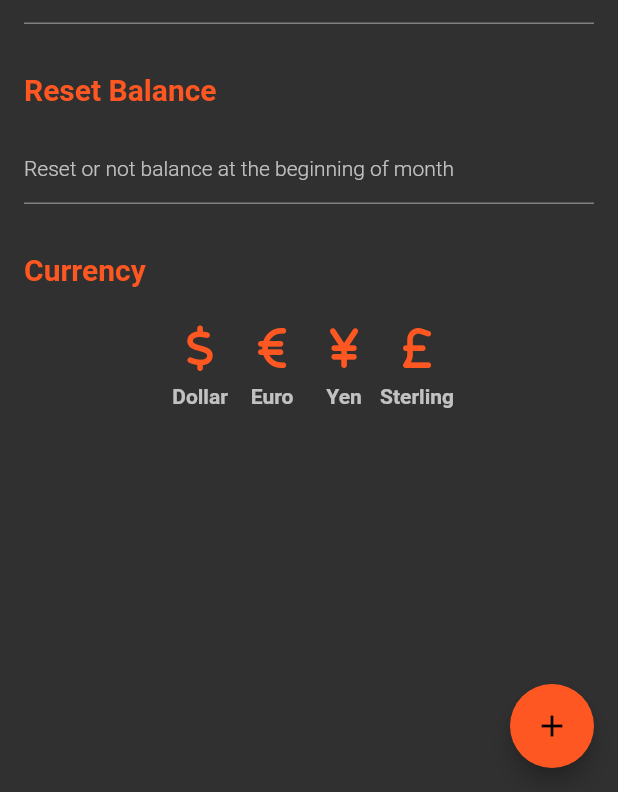
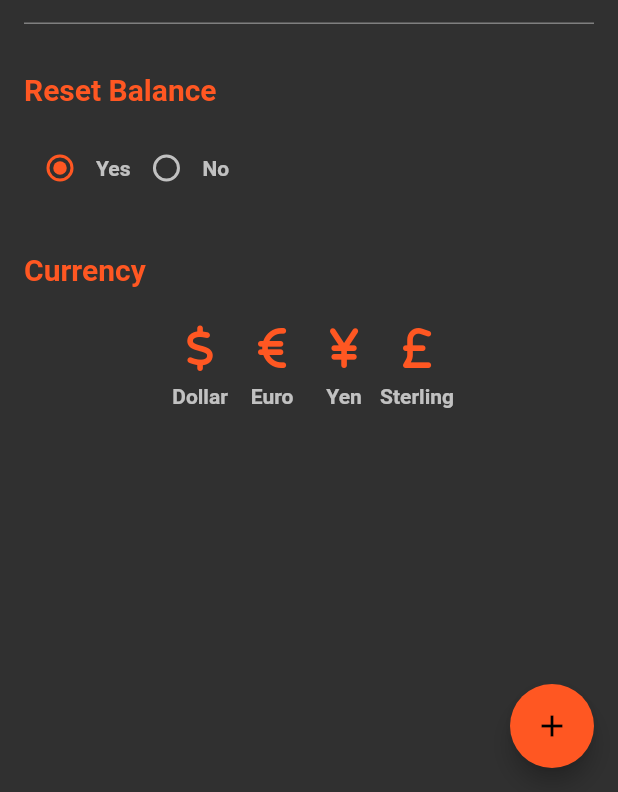
Before and after one commit to kolbe-ryo/budget_scouter, a Flutter app: the MoneyMeterInitialSettingModal screen opened directly, on a phone screen of 412 x 824 dp, the part 444-1236 px from its top. Run offline on Flutter 3.47's test engine with Material 2 defaults, Android fonts, the phone set to English and light mode, and no system bars; our stand-ins replace flutter_riverpod, font_awesome_flutter, freezed_annotation, pie_chart, shared_preferences; accounts and stored records are empty; generated files the repository leaves out were written again.

Commit message:
implement radio button layout

```diff
--- /dev/null
+++ b/lib/enum/radio_button_enum.dart
@@ -0,0 +1,15 @@
+enum RadioButtonEnum {
+  yes,
+  no,
+}
+
+extension RadioButtonEnumExt on RadioButtonEnum {
+  String get name {
+    switch (this) {
+      case RadioButtonEnum.yes:
+        return 'Yes';
+      case RadioButtonEnum.no:
+        return 'No';
+    }
+  }
+}
--- a/lib/l10n/app_en.arb
+++ b/lib/l10n/app_en.arb
@@ -4,5 +4,5 @@
   "meter": "Meter",
   "analysis": "Analysis",
   "setting": "Setting",
-  "additionalMeter": "Add Your Money Meter"
+  "additionalMeter": "Add Money Meter"
 }
--- /dev/null
+++ b/lib/view/common/radio_button_tiles.dart
@@ -0,0 +1,46 @@
+import 'package:budget_scouter/constant/style.dart';
+import 'package:budget_scouter/enum/radio_button_enum.dart';
+import 'package:flutter/material.dart';
+
+class RadioButtonTiles extends StatelessWidget {
+  const RadioButtonTiles({Key? key, required this.title, required this.description}) : super(key: key);
+
+  final String title;
+  final String description;
+
+  @override
+  Widget build(BuildContext context) {
+    return Column(
+      crossAxisAlignment: CrossAxisAlignment.start,
+      children: [
+        ListTile(
+          contentPadding: const EdgeInsets.only(top: kSpacing),
+          title: Text(
+            title,
+            style: kTextStylePrimary,
+          ),
+        ),
+        Row(
+          mainAxisAlignment: MainAxisAlignment.start,
+          mainAxisSize: MainAxisSize.min,
+          children: [
+            Radio(
+              activeColor: kThemeColor,
+              value: RadioButtonEnum.yes,
+              groupValue: RadioButtonEnum.yes,
+              onChanged: (_) => print('yes'),
+            ),
+            Text(RadioButtonEnum.yes.name, style: kTextStyleSecondary),
+            Radio(
+              activeColor: kThemeColor,
+              value: RadioButtonEnum.no,
+              groupValue: RadioButtonEnum.yes,
+              onChanged: (_) => print('no'),
+            ),
+            Text(RadioButtonEnum.no.name, style: kTextStyleSecondary),
+          ],
+        ),
+      ],
+    );
+  }
+}
--- a/lib/view/modal/money_meter_initital_setting_modal.dart
+++ b/lib/view/modal/money_meter_initital_setting_modal.dart
@@ -1,4 +1,5 @@
 // Flutter imports:
+import 'package:budget_scouter/view/common/radio_button_tiles.dart';
 import 'package:flutter/material.dart';
 
 // Project imports:
@@ -31,10 +32,9 @@ class MoneyMeterInitialSettingModal extends StatelessWidget {
                   hintText: 'Setting your budget for money meter',
                   numOnly: true,
                 ),
-                InputTile(
+                RadioButtonTiles(
                   title: 'Reset Balance',
-                  hintText: 'Reset or not balance at the beginning of month',
-                  numOnly: true,
+                  description: 'Reset or not balance at the beginning of month',
                 ),
                 CurrencySelectTile(),
               ],
```
Also changed, not shown: pubspec.lock, 1 other file.
